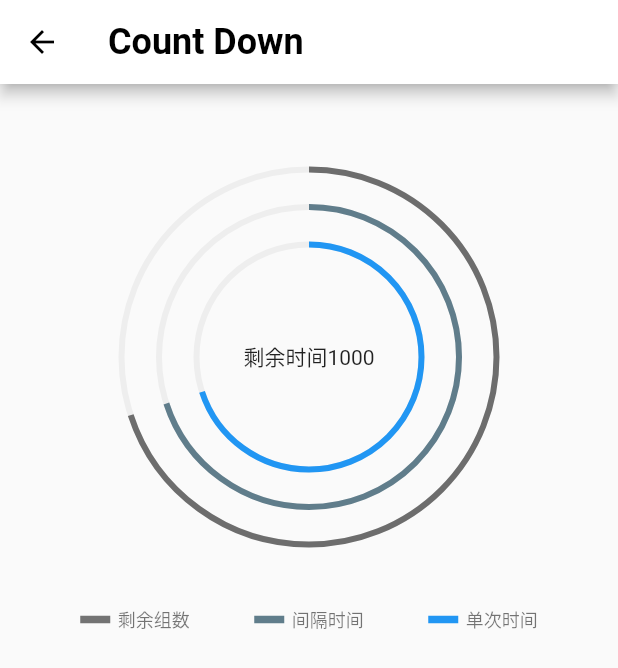
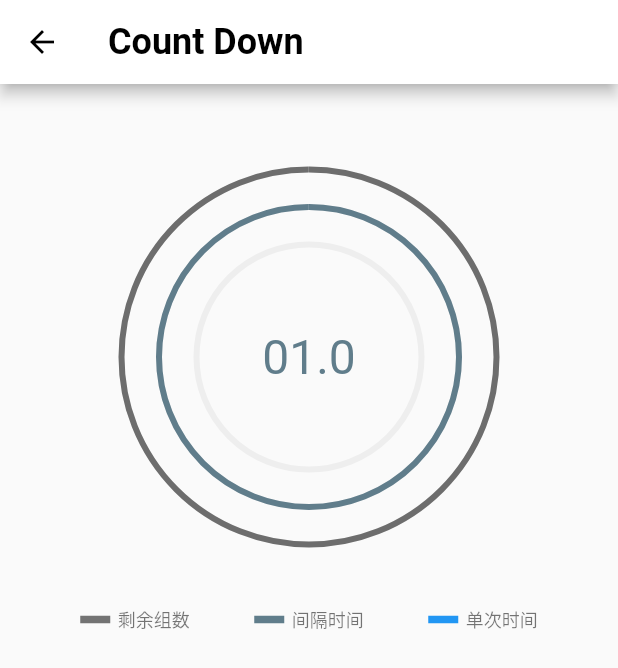
Before and after one commit to 18581489108/flutter-timer, a Flutter app: the screen it shows after launch, after a tap on the "play circle filled" icon, on a phone screen of 412 x 824 dp. Shown: the top 668 px of the screen. Run offline on Flutter 3.47's test engine with Material 2 defaults, Android fonts, the phone set to English and light mode, and no system bars; Roboto replaces fonts that are missing (Corben).

Commit message:
添加倒计时的文字说明

```diff
--- a/lib/common/Utility.dart
+++ b/lib/common/Utility.dart
@@ -11,4 +11,12 @@ class Utility {
         .getTimerSettingItemById(initTimerSetting.timerSettingItemId);
     return item == null ? null : item.timerSetting;
   }
+
+  static String zeroPadding(int num, {int pad: 0}) {
+    var str = num.toString();
+    var paddingToAdd = pad - str.length;
+    return (paddingToAdd > 0)
+        ? "${new List.filled(paddingToAdd, '0').join('')}$num"
+        : str;
+  }
 }
--- a/lib/common/listdata.dart
+++ b/lib/common/listdata.dart
@@ -1,3 +1,5 @@
+import 'package:timer/common/Utility.dart';
+
 ///==================== 滚动区域的显示对象 ========================
 class DisplayItem {
   final int number;
@@ -17,11 +19,7 @@ class HintTextGroup {
 /// 全局的静态数据
 class GlobalConstData {
   static String zeroPadding(int num, {int pad: 0}) {
-    var str = num.toString();
-    var paddingToAdd = pad - str.length;
-    return (paddingToAdd > 0)
-        ? "${new List.filled(paddingToAdd, '0').join('')}$num"
-        : str;
+    return Utility.zeroPadding(num, pad: pad);
   }
 
   // 显示总次数
--- a/lib/screens/countdownPage.dart
+++ b/lib/screens/countdownPage.dart
@@ -2,6 +2,7 @@ import 'dart:async';
 
 import 'package:flutter/material.dart';
 import 'package:provider/provider.dart';
+import 'package:timer/common/Utility.dart';
 import 'package:timer/common/theme.dart';
 import 'package:timer/models/timerSetting.dart';
 import 'package:timer/models/globalData.dart';
@@ -35,6 +36,7 @@ class _CountdownContainerState extends State<_CountdownContainer> {
   Timer _countdownTimer;
   int _countdownNum = 59;
   TimerSetting _timerSetting;
+  int _totalTimes;
   int _singleTime;
   int _intervalTime;
 
@@ -50,13 +52,15 @@ class _CountdownContainerState extends State<_CountdownContainer> {
     super.initState();
 
     _timerSetting = widget.timerSetting;
+    _totalTimes = _timerSetting.totalTimes;
     _singleTime = _timerSetting.singleTime * 1000;
+    _intervalTime = _timerSetting.singleInterval * 1000;
     _countdownFlag = true;
 
     _countdownTimer =
         new Timer.periodic(new Duration(milliseconds: CONTDOWN_INTERVAL_MILL), (timer) {
           setState(() {
-            if (_timerSetting.totalTimes <= 0) {
+            if (_totalTimes <= 0) {
               _countdownTimer.cancel();
               _countdownTimer = null;
               return;
@@ -66,15 +70,17 @@ class _CountdownContainerState extends State<_CountdownContainer> {
                 _singleTime -= CONTDOWN_INTERVAL_MILL;
               } else {
                 _countdownFlag = !_countdownFlag;
-                _intervalTime = _timerSetting.singleInterval * 1000;
               }
             } else {
               if (_intervalTime > 0) {
                 _intervalTime -= CONTDOWN_INTERVAL_MILL;
               } else {
                 _countdownFlag = !_countdownFlag;
-                _singleTime = _timerSetting.singleTime * 1000;
-                _timerSetting.totalTimes--;
+                _totalTimes--;
+                if (_totalTimes > 0) {
+                  _singleTime = _timerSetting.singleTime * 1000;
+                  _intervalTime = _timerSetting.singleInterval * 1000;
+                }
               }
             }
 
@@ -110,7 +116,7 @@ class _CountdownContainerState extends State<_CountdownContainer> {
                 child: CircularProgressIndicator(
                   backgroundColor: Colors.grey[200],
                   valueColor: AlwaysStoppedAnimation(totalTimesCountDownColor),
-                  value: .7,
+                  value: (_totalTimes / _timerSetting.totalTimes),
                 ),
               ),
               SizedBox(
@@ -120,7 +126,7 @@ class _CountdownContainerState extends State<_CountdownContainer> {
                   backgroundColor: Colors.grey[200],
                   valueColor:
                       AlwaysStoppedAnimation(intervalTimesCountDownColor),
-                  value: .7,
+                  value: (_intervalTime / (_timerSetting.singleInterval * 1000)),
                 ),
               ),
               SizedBox(
@@ -129,10 +135,10 @@ class _CountdownContainerState extends State<_CountdownContainer> {
                 child: CircularProgressIndicator(
                   backgroundColor: Colors.grey[200],
                   valueColor: AlwaysStoppedAnimation(singleTimesCountDownColor),
-                  value: .7,
+                  value: (_singleTime / (_timerSetting.singleTime * 1000)),
                 ),
               ),
-              Text('剩余时间${_countdownFlag ? _singleTime : _intervalTime}'),
+              _countdownText(),
             ],
           ),
         ),
@@ -178,11 +184,42 @@ class _CountdownContainerState extends State<_CountdownContainer> {
     );
   }
 
+  Widget _countdownText() {
+
+    if (_totalTimes <= 0) {
+      return Text('END', style: TextStyle(
+        color: totalTimesCountDownColor,
+        fontSize: 32,
+      ));
+    }
+
+    String text;
+    Color color;
+    if (_countdownFlag) {
+      text = _formatTimeString(_singleTime);
+      color = singleTimesCountDownColor;
+    } else {
+      text = _formatTimeString(_intervalTime);
+      color = intervalTimesCountDownColor;
+    }
+
+    return Text(text, style: TextStyle(
+      color: color,
+      fontSize: 32,
+    ));
+  }
+
+  String _formatTimeString(int time) {
+    String integerPart = Utility.zeroPadding(time ~/ 1000, pad: 2);
+    String decimalPart = ((time % 1000) ~/ 100).toString();
+
+    return '$integerPart.$decimalPart';
+
+  }
   @override
   void dispose() {
     _countdownTimer?.cancel();
     _countdownTimer = null;
-    print('销毁 _CountdownContainerState');
     super.dispose();
   }
 }
--- a/lib/screens/timerInputPage.dart
+++ b/lib/screens/timerInputPage.dart
@@ -2,7 +2,6 @@
 import 'package:flutter/material.dart';
 import 'package:flutter/widgets.dart';
 import 'package:provider/provider.dart';
-import 'package:timer/common/Utility.dart';
 import 'package:timer/common/cyclicScroller.dart';
 import 'package:timer/common/listdata.dart';
 import 'package:timer/common/theme.dart';
```
